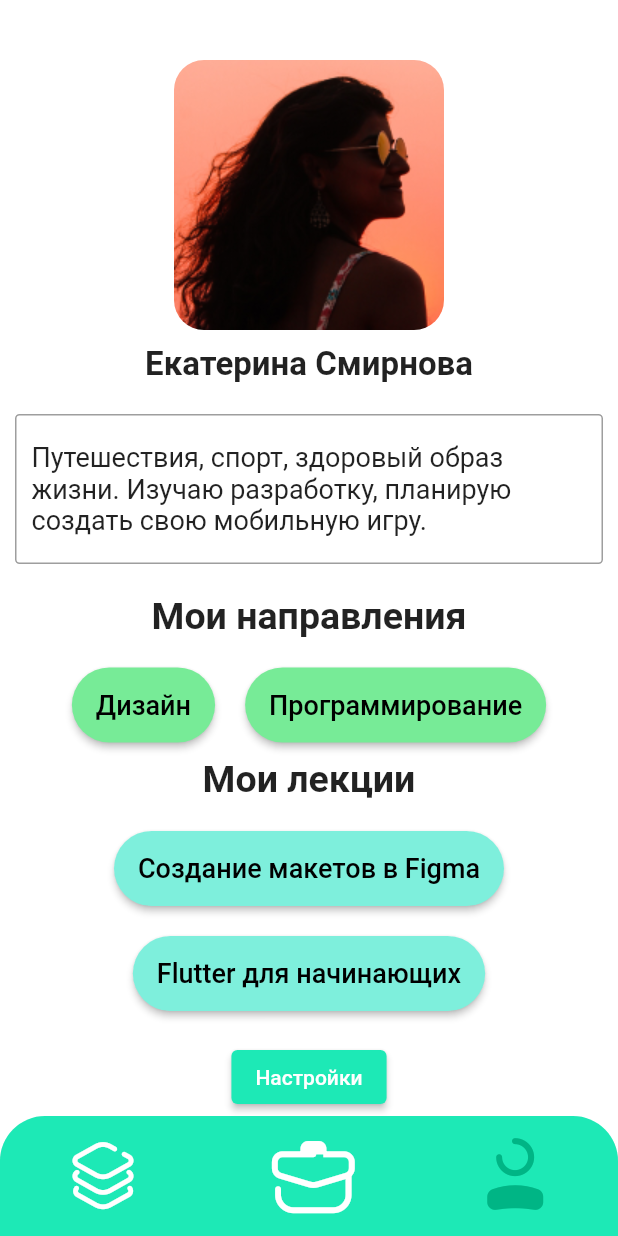
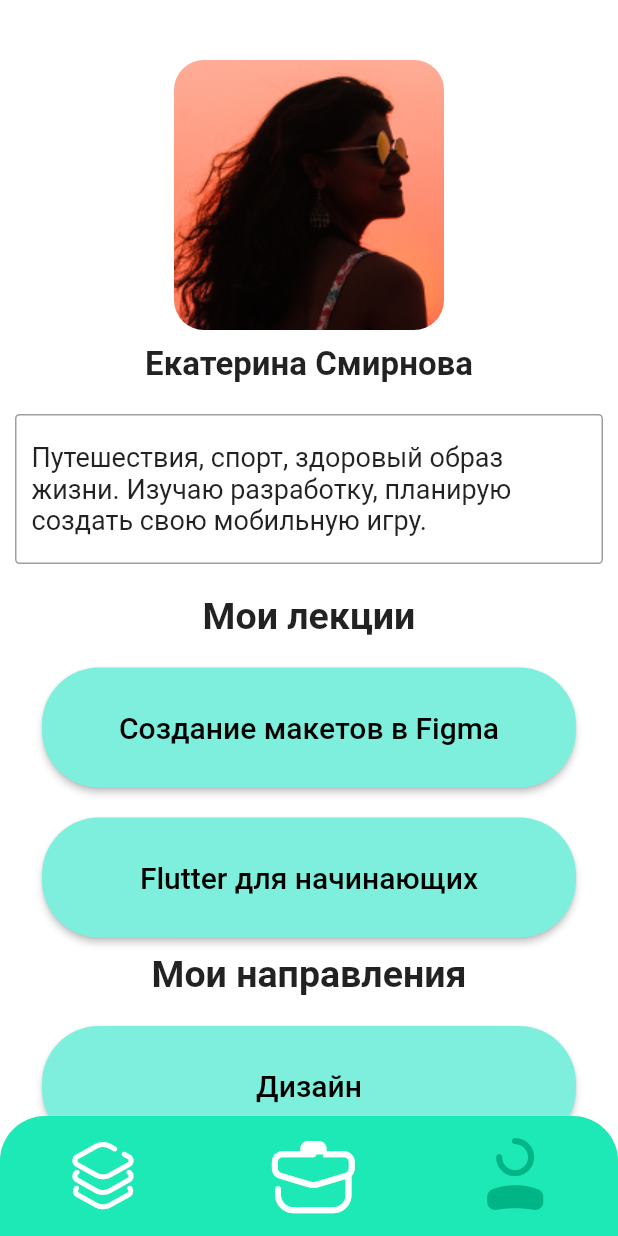
Before and after one commit to sv-makh/team15, a Flutter app: the screen it shows after launch, item 3 of the bottom bar chosen, on a phone screen of 412 x 824 dp. Run offline on Flutter 3.47's test engine with Material 2 defaults, Android fonts, the phone set to English and light mode, and no system bars; our stand-ins replace splashscreen.

Commit message:
transfer user data from profile screen to user_data.dart

```diff
--- a/lib/Data/data.dart
+++ b/lib/Data/data.dart
@@ -8,7 +8,7 @@ class Lection {
 }
 
 class Category {
-  String? name;
+  String name;
   List<SubCategory>? list;
 
   Category(this.name, this.list);
--- /dev/null
+++ b/lib/Data/user_data.dart
@@ -0,0 +1,19 @@
+import 'package:team15/Data/data.dart';
+
+class User {
+  String name;
+  String bio;
+  String avatar;
+  List<Category> catList;
+  List<Lection> lectList;
+
+  User(this.name, this.bio, this.avatar, this.catList, this.lectList);
+}
+
+User user1 = User(
+  "Екатерина Смирнова",
+  "Путешествия, спорт, здоровый образ жизни. Изучаю разработку, планирую создать свою мобильную игру.",
+  "assets/images/profile.png",
+  [CategoryList[5], CategoryList[6]],
+  [Lections[0], Lections[4]],
+);
--- a/lib/Screens/categories.dart
+++ b/lib/Screens/categories.dart
@@ -22,7 +22,7 @@ class Categories extends StatelessWidget {
                   height: 80,
                   child: ElevatedButton(
                     onPressed: () => onPush?.call(index),
-                    child: Text(CategoryList[index].name!,
+                    child: Text(CategoryList[index].name,
                         style:
                             const TextStyle(fontSize: 28, color: Colors.black)),
                     style: ButtonStyle(
--- a/lib/Screens/lectures.dart
+++ b/lib/Screens/lectures.dart
@@ -1,6 +1,5 @@
 import 'package:flutter/material.dart';
 import 'package:team15/Data/data.dart';
-import 'package:team15/Screens/lecture_signup.dart';
 import 'package:team15/Decor/custom_colors.dart';
 
 //экран на второй вкладке BottomNavigationBar
--- a/lib/Screens/profile.dart
+++ b/lib/Screens/profile.dart
@@ -1,13 +1,13 @@
 import 'package:flutter/material.dart';
 import 'package:team15/Decor/custom_colors.dart';
+import 'package:team15/Data/user_data.dart';
 
 //экран на третьей вкладке BottomNavigationBar
 class Profile extends StatelessWidget {
-
   @override
   Widget build(BuildContext context) {
     return Scaffold(
-      body: SingleChildScrollView(
+        body: SingleChildScrollView(
       child: Column(
         crossAxisAlignment: CrossAxisAlignment.center,
         mainAxisAlignment: MainAxisAlignment.start,
@@ -17,14 +17,14 @@ class Profile extends StatelessWidget {
           ),
           ClipRRect(
             borderRadius: BorderRadius.circular(20.0),
-            child: Image.asset('assets/images/profile.png'),
+            child: Image.asset(user1.avatar),
           ),
           const SizedBox(
             height: 10,
           ),
-          const Text(
-            'Екатерина Смирнова',
-            style: TextStyle(fontSize: 22, fontWeight: FontWeight.bold),
+          Text(
+            user1.name,
+            style: const TextStyle(fontSize: 22, fontWeight: FontWeight.bold),
           ),
           const SizedBox(
             height: 10,
@@ -38,113 +38,32 @@ class Profile extends StatelessWidget {
             margin: const EdgeInsets.all(10.0),
             height: 100,
             width: 400,
-            child: const Text(
-              'Путешествия, спорт, здоровый образ жизни. Изучаю разработку, планирую создать свою мобильную игру.',
-              style: TextStyle(fontSize: 18),
+            child: Text(
+              user1.bio,
+              style: const TextStyle(fontSize: 18),
             ),
           ),
           const SizedBox(
             height: 10,
-          ),
-          const Text('Мои направления',
-              style: TextStyle(fontSize: 25, fontWeight: FontWeight.bold)),
-          const SizedBox(
-            height: 10,
-          ),
-          Row(
-            mainAxisAlignment: MainAxisAlignment.center,
-            children: [
-              Container(
-                margin: const EdgeInsets.all(10),
-                height: 50,
-                child: ElevatedButton(
-                  onPressed: () {},
-                  child: const Text("Дизайн",
-                      style: TextStyle(fontSize: 18, color: Colors.black)),
-                  style: ButtonStyle(
-                    backgroundColor: MaterialStateProperty.all<Color>(
-                      const Color.fromRGBO(119, 235, 151, 1)
-                    ),
-                    shape: MaterialStateProperty.all<RoundedRectangleBorder>(
-                      RoundedRectangleBorder(
-                        borderRadius: BorderRadius.circular(38.0),
-                      )
-                    )
-                  ),
-                )
-              ),
-              Container(
-                margin: const EdgeInsets.all(10),
-                height: 50,
-                child: ElevatedButton(
-                  onPressed: () {},
-                  child: const Text("Программирование",
-                      style: TextStyle(fontSize: 18, color: Colors.black)),
-                  style: ButtonStyle(
-                      backgroundColor: MaterialStateProperty.all<Color>(
-                          const Color.fromRGBO(119, 235, 151, 1)
-                      ),
-                      shape: MaterialStateProperty.all<RoundedRectangleBorder>(
-                          RoundedRectangleBorder(
-                            borderRadius: BorderRadius.circular(38.0),
-                          )
-                      )
-                  ),
-                )
-              ),
-            ],
           ),
           const Text('Мои лекции',
               style: TextStyle(fontSize: 25, fontWeight: FontWeight.bold)),
           const SizedBox(
             height: 10,
           ),
-          Column(
-            mainAxisAlignment: MainAxisAlignment.center,
-            children: [
-              Container(
-                margin: const EdgeInsets.all(10),
-                height: 50,
-                child: ElevatedButton(
-                  onPressed: () {},
-                  child: const Text("Создание макетов в Figma",
-                      style: TextStyle(fontSize: 18, color: Colors.black)),
-                  style: ButtonStyle(
-                    backgroundColor: MaterialStateProperty.all<Color>(
-                        buttonColor),
-                    shape: MaterialStateProperty.all<RoundedRectangleBorder>(
-                      RoundedRectangleBorder(
-                        borderRadius: BorderRadius.circular(38.0),),
-                    )
-                  ),
-                )
-              ),
-              Container(
-                margin: const EdgeInsets.all(10),
-                height: 50,
-                child: ElevatedButton(
-                  onPressed: () {},
-                  child: const Text("Flutter для начинающих",
-                      style: TextStyle(fontSize: 18, color: Colors.black)),
-                  style: ButtonStyle(
-                      backgroundColor: MaterialStateProperty.all<Color>(
-                          buttonColor),
-                      shape: MaterialStateProperty.all<RoundedRectangleBorder>(
-                        RoundedRectangleBorder(
-                          borderRadius: BorderRadius.circular(38.0),),
-                      )
-                  ),
-                )
-              ),
-            ],
+          for (int i = 0; i < user1.lectList.length; i++) _lectCard(i),
+          const Text('Мои направления',
+              style: TextStyle(fontSize: 25, fontWeight: FontWeight.bold)),
+          const SizedBox(
+            height: 10,
           ),
+          for (int i = 0; i < user1.catList.length; i++) _catCard(i),
           const SizedBox(
             height: 10,
           ),
           ElevatedButton(
               style: ButtonStyle(
-                  backgroundColor: MaterialStateProperty.all<Color>(lightMint)
-              ),
+                  backgroundColor: MaterialStateProperty.all<Color>(lightMint)),
               onPressed: () {},
               child: const Text(
                 'Настройки',
@@ -153,4 +72,44 @@ class Profile extends StatelessWidget {
       ),
     ));
   }
+
+  //виджет для карточки лекции
+  Widget _lectCard(int index) {
+    return Container(
+        margin: const EdgeInsets.all(10),
+        height: 80,
+        width: 356,
+        child: ElevatedButton(
+          onPressed: () {},
+          child: Text(user1.lectList[index].name,
+              style: const TextStyle(fontSize: 20, color: Colors.black)),
+          style: ButtonStyle(
+              backgroundColor: MaterialStateProperty.all<Color>(buttonColor),
+              shape: MaterialStateProperty.all<RoundedRectangleBorder>(
+                RoundedRectangleBorder(
+                  borderRadius: BorderRadius.circular(38.0),
+                ),
+              )),
+        ));
+  }
+
+  //виджет для карточки направления
+  Widget _catCard(int index) {
+    return Container(
+        margin: const EdgeInsets.all(10),
+        height: 80,
+        width: 356,
+        child: ElevatedButton(
+            onPressed: () {},
+            child: Text(user1.catList[index].name,
+                style: const TextStyle(fontSize: 20, color: Colors.black)),
+            style: ButtonStyle(
+              //цвета карточек - из массива categoryColors в обратном направлении
+                backgroundColor: MaterialStateProperty.all<Color>(
+                    categoryColors[categoryColors.length - index - 1]!),
+                shape: MaterialStateProperty.all<RoundedRectangleBorder>(
+                    RoundedRectangleBorder(
+                  borderRadius: BorderRadius.circular(38.0),
+                )))));
+  }
 }
```
